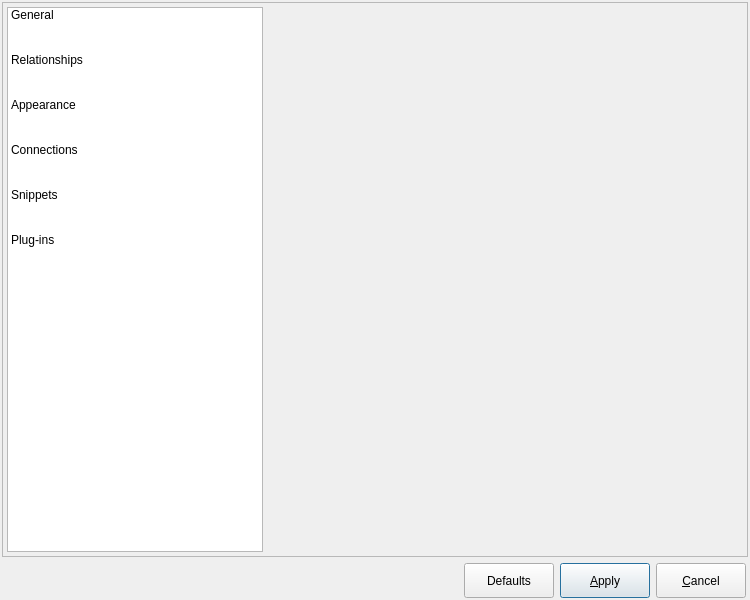
This is libpgmodeler_ui/ui/configurationform.ui in pgmodeler/pgmodeler as Qt 5 draws it before an edit. The edited form follows.
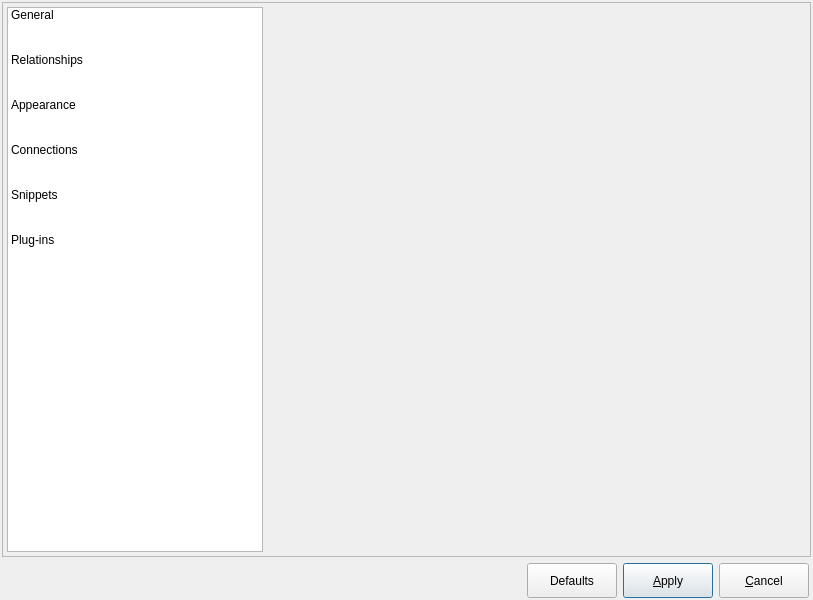
This is the edited form. Icons and pictures are not drawn.

```diff
--- a/libpgmodeler_ui/ui/configurationform.ui
+++ b/libpgmodeler_ui/ui/configurationform.ui
@@ -9,7 +9,7 @@
    <rect>
     <x>0</x>
     <y>0</y>
-    <width>750</width>
+    <width>813</width>
     <height>600</height>
    </rect>
   </property>
@@ -21,7 +21,7 @@
   </property>
   <property name="minimumSize">
    <size>
-    <width>750</width>
+    <width>800</width>
     <height>600</height>
    </size>
   </property>
```
